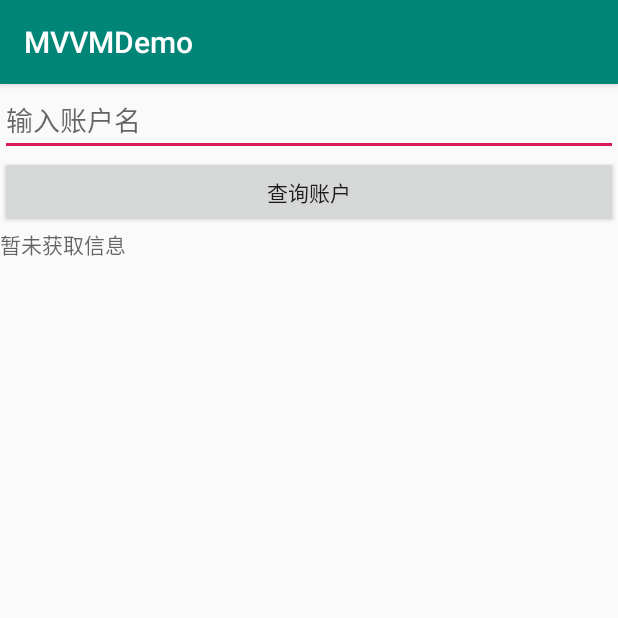
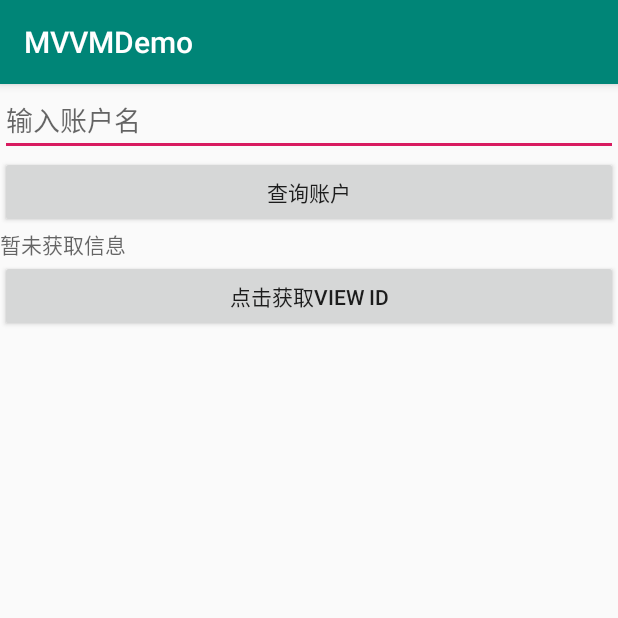
Before and after one commit to dark74/MVVMDemo2, an Android app: the screen it shows after launch (MainActivity), on a phone screen of 412 x 824 dp, the top half of it. Run offline under Robolectric (Android 15) with nearby library versions, the phone set to English and light mode, and no system bars; our stand-ins replace data binding.

Commit message:
dataBinding中调用点击事件

```diff
--- a/app/src/main/java/com/dk/example/mvvm/MVVM_ViewModel.java
+++ b/app/src/main/java/com/dk/example/mvvm/MVVM_ViewModel.java
@@ -1,6 +1,10 @@
 package com.dk.example.mvvm;
 
 import android.app.Application;
+import android.content.Context;
+import android.util.Log;
+import android.view.View;
+import android.widget.Toast;
 
 import androidx.databinding.BaseObservable;
 import androidx.databinding.Bindable;
@@ -18,6 +22,7 @@ public class MVVM_ViewModel extends BaseObservable {
     private MVVM_Model mvvm_model;
     String input;
     String result;
+    private Context mCtx;
 
     @Bindable
     public String getResult() {
@@ -30,6 +35,7 @@ public class MVVM_ViewModel extends BaseObservable {
     }
 
     public MVVM_ViewModel(Application application, ActivityMainBinding binding) {
+        this.mCtx = application;
         this.binding = binding;
         mvvm_model = new MVVM_Model();
     }
@@ -49,4 +55,13 @@ public class MVVM_ViewModel extends BaseObservable {
             }
         });
     }
+
+    public void getData(View view) {
+        if (view == null) {
+            Log.d("DK", "View is null");
+            return;
+        }
+
+        Toast.makeText(mCtx, "Onclick View Id:" + view.getId(), Toast.LENGTH_SHORT).show();
+    }
 }
--- a/app/src/main/res/layout/activity_main.xml
+++ b/app/src/main/res/layout/activity_main.xml
@@ -36,5 +36,11 @@
             android:hint="暂未获取信息"
             android:text="@{viewModel.result}" />
 
+        <Button
+            android:layout_width="match_parent"
+            android:layout_height="wrap_content"
+            android:onClick="@{viewModel::getData}"
+            android:text="点击获取view id" />
+
     </LinearLayout>
 </layout>
```
